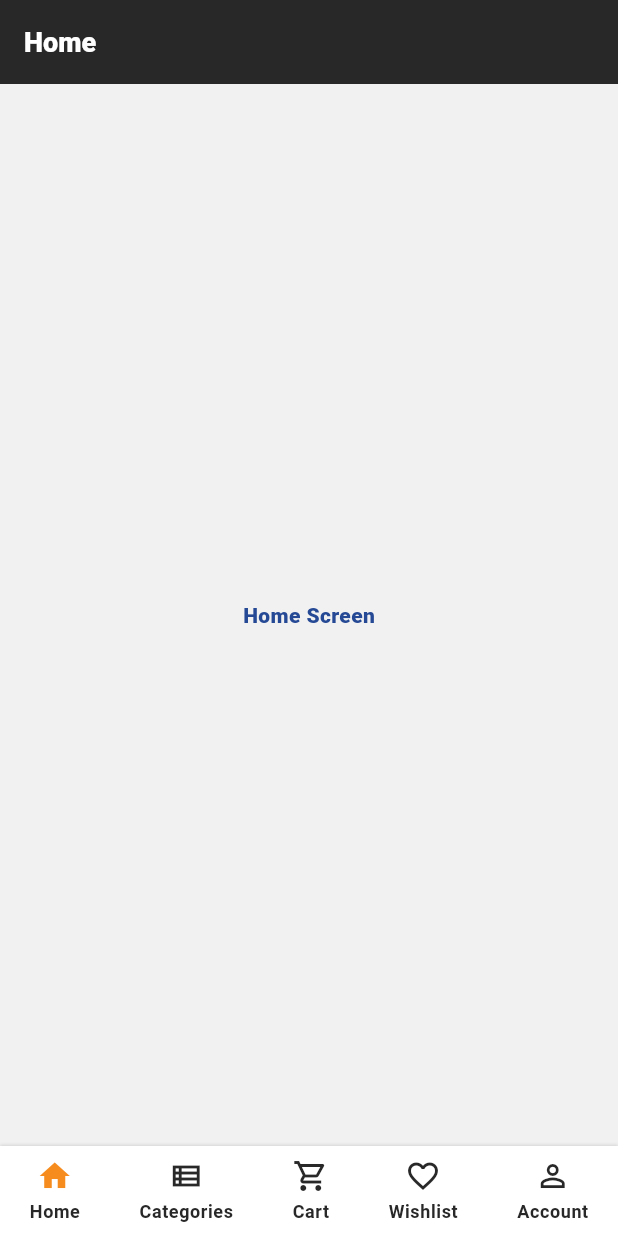
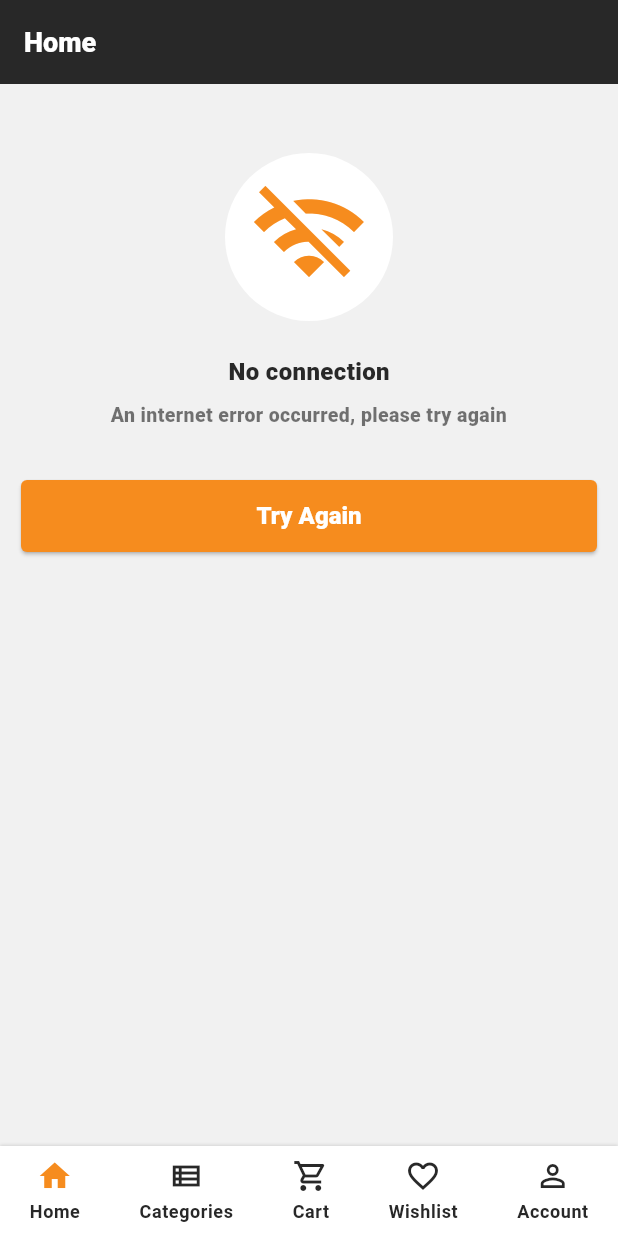
Before and after one commit to GreatGrant/jumia-clone, a Flutter app: the screen it shows after launch, on a phone screen of 412 x 824 dp. Run offline on Flutter 3.47's test engine with Material 3 defaults, Android fonts, the phone set to English and light mode, and no system bars; our stand-ins replace go_router.

Commit message:
create no connection widget and retry button

```diff
--- a/lib/screens/account_screen.dart
+++ b/lib/screens/account_screen.dart
@@ -1,6 +1,7 @@
 import 'package:flutter/cupertino.dart';
 import 'package:flutter/material.dart';
 import 'package:go_router/go_router.dart';
+import 'package:jumia_clone/theme/colors.dart';
 import 'package:jumia_clone/widgets/menu_section.dart';
 import 'package:jumia_clone/widgets/action_button.dart';
 import 'package:jumia_clone/widgets/custom_appbar.dart';
@@ -28,13 +29,13 @@ class AccountScreen extends StatelessWidget {
                     Icon(
                       Icons.more_horiz_outlined,
                       size: 12,
-                      color: Color(0xFFF68C1E),
+                      color: AppColors.primary,
                     ),
                   ],
                 ),
                 text: 'Start Live Chat',
                 onPressed: () => context.go('/live-chat'),
-                backgroundColor: const Color(0xFFF68C1E),
+                backgroundColor: AppColors.primary,
               ),
               const SizedBox(height: 16),
               MenuSection(
--- a/lib/screens/home_screen.dart
+++ b/lib/screens/home_screen.dart
@@ -1,5 +1,6 @@
 import 'package:flutter/cupertino.dart';
 import 'package:flutter/material.dart';
+import 'package:jumia_clone/widgets/no_connection_widget.dart';
 
 class HomeScreen extends StatelessWidget {
   const HomeScreen({super.key});
@@ -8,7 +9,15 @@ class HomeScreen extends StatelessWidget {
   Widget build(BuildContext context) {
     return Scaffold(
       appBar: AppBar(title: const Text('Home')),
-      body: const Center(child: Text('Home Screen')),
+      body: Column(
+        crossAxisAlignment: CrossAxisAlignment.center,
+        children: [
+          Padding(
+            padding: const EdgeInsets.fromLTRB(0, 46, 0, 8),
+            child: NoConnectionWidget(onRetry: (){}),
+          )
+        ],
+      ),
     );
   }
 }
--- /dev/null
+++ b/lib/widgets/no_connection_widget.dart
@@ -0,0 +1,66 @@
+import 'package:flutter/material.dart';
+import 'package:jumia_clone/theme/colors.dart';
+import 'package:jumia_clone/widgets/retry_button.dart';
+
+class NoConnectionWidget extends StatelessWidget {
+  final VoidCallback onRetry;
+  final IconData icon;
+  final String title;
+  final String subtitle;
+  final String buttonText;
+
+  const NoConnectionWidget({
+    super.key,
+    required this.onRetry,
+    this.icon = Icons.wifi_off,
+    this.title = 'No connection',
+    this.subtitle = 'An internet error occurred, please try again',
+    this.buttonText = 'Try Again',
+  });
+
+  @override
+  Widget build(BuildContext context) {
+    return Center(
+      child: Padding(
+        padding: const EdgeInsets.symmetric(horizontal: 14.0),
+        child: Column(
+          mainAxisSize: MainAxisSize.min,
+          mainAxisAlignment: MainAxisAlignment.center,
+          children: [
+            Container(
+              padding: const EdgeInsets.all(16.0),
+              decoration: const BoxDecoration(
+                shape: BoxShape.circle,
+                color: Colors.white,
+              ),
+              child: Icon(
+                icon,
+                size: 80,
+                color: AppColors.primary,
+              ),
+            ),
+            const SizedBox(height: 22),
+            Text(
+              title,
+              style: Theme.of(context).textTheme.bodyMedium?.copyWith(
+                fontSize: 16,
+                color: AppColors.textDark
+              )
+            ),
+            const SizedBox(height: 8),
+            Text(
+              subtitle,
+              style: const TextStyle(
+                fontSize: 13,
+                color: Colors.black54,
+              ),
+              textAlign: TextAlign.center,
+            ),
+            const SizedBox(height: 34),
+            RetryButton(onPressed: (){})
+          ],
+        ),
+      ),
+    );
+  }
+}
--- /dev/null
+++ b/lib/widgets/retry_button.dart
@@ -0,0 +1,31 @@
+import 'package:flutter/material.dart';
+
+class RetryButton extends StatelessWidget {
+  final VoidCallback onPressed;
+  final String text;
+
+  const RetryButton({
+    super.key,
+    required this.onPressed,
+    this.text = 'Try Again',
+  });
+
+  @override
+  Widget build(BuildContext context) {
+    return SizedBox(
+      width: double.infinity,
+      height: 48,
+      child: ElevatedButton(
+        onPressed: onPressed,
+        style: Theme.of(context).elevatedButtonTheme.style,
+        child: Text(
+          text,
+          style: const TextStyle(
+            fontSize: 16,
+            color: Colors.white,
+          ),
+        ),
+      ),
+    );
+  }
+}
```
